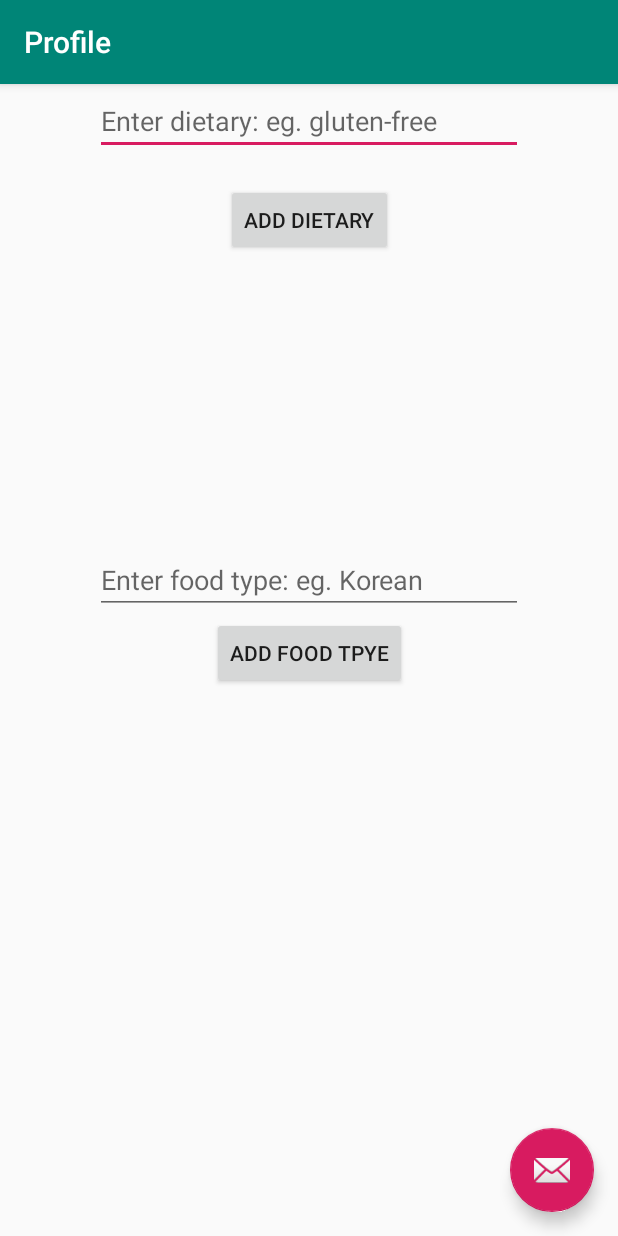
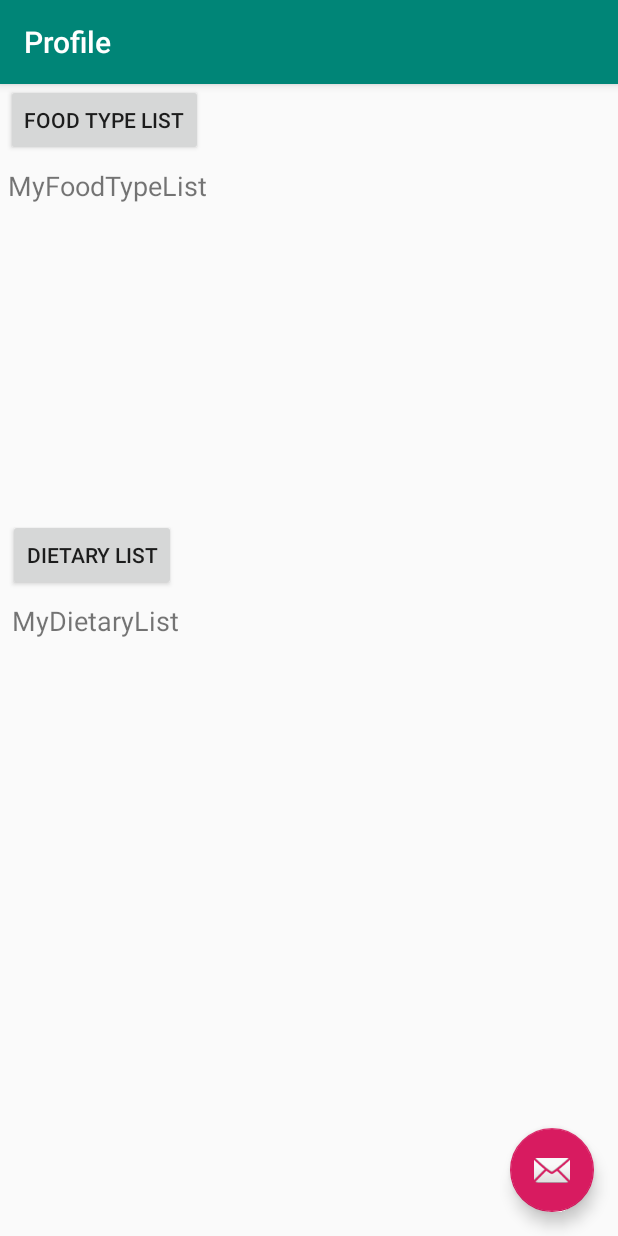
Before and after one commit to Erdi-Kidane/cs130, an Android app: the Profile screen opened directly, with no data from a screen before it, on a phone screen of 412 x 824 dp. Run offline under Robolectric (Android 15) with nearby library versions, the phone set to English and light mode, and no system bars.

Commit message:
added dropdown list

```diff
--- a/spinIt/app/src/main/java/com/example/spinit/DietaryList.java
+++ /dev/null
@@ -1,4 +0,0 @@
-package com.example.spinit;
-
-public class Dietary {
-}
--- a/spinIt/app/src/main/java/com/example/spinit/FoodTypeList.java
+++ /dev/null
@@ -1,4 +0,0 @@
-package com.example.spinit;
-
-public class FoodTypeList {
-}
--- a/spinIt/app/src/main/java/com/example/spinit/Profile.java
+++ b/spinIt/app/src/main/java/com/example/spinit/Profile.java
@@ -1,3 +1,4 @@
+//working
 package com.example.spinit;
 
 import android.os.Bundle;
@@ -5,33 +6,35 @@ import android.os.Bundle;
 import com.google.android.material.floatingactionbutton.FloatingActionButton;
 import com.google.android.material.snackbar.Snackbar;
 
+import androidx.appcompat.app.AlertDialog;
 import androidx.appcompat.app.AppCompatActivity;
 import androidx.appcompat.widget.Toolbar;
 
 import android.view.View;
-import android.widget.ArrayAdapter;
 import android.widget.Button;
-import android.widget.EditText;
-import android.widget.ListView;
-import android.widget.Toast;
+import android.widget.TextView;
+
+import android.content.DialogInterface;
 
 import java.util.ArrayList;
-import java.util.HashSet;
-import java.util.Set;
 
 public class Profile extends AppCompatActivity {
-    private Button savePrefButton;
-    ArrayList<String> addPrefList = new ArrayList<>();
-    EditText pref;
-    ListView showPref;
-    Set<String> prefNoDuplication = new HashSet<>();
 
-    private Button saveFoodButton;
-    ArrayList<String> addFoodList = new ArrayList<>();
-    EditText foodpref;
-    ListView showFoodPref;
+    Button foodBtn;
+    TextView showSelectedFood;
+    String[] listItems;
+    boolean[] checkedItems;
+    ArrayList<Integer> kUserItems = new ArrayList<>();
+    ArrayList<String> foodListChosen = new ArrayList<>();
 
-    Set<String> foodNoDuplication = new HashSet<>();
+
+    Button dietaryBtn;
+    TextView showSelectedDietary;
+    String[] dietaryItems;
+    boolean[] checkedDietaryItems;
+    ArrayList<Integer> kUserItems2 = new ArrayList<>();
+    ArrayList<String> dietaryListChosen = new ArrayList<>();
+
 
     @Override
     protected void onCreate(Bundle savedInstanceState) {
@@ -49,69 +52,175 @@ public class Profile extends AppCompatActivity {
             }
         });
 
+        foodBtn = (Button) findViewById(R.id.foodTypeBtn);
+        showSelectedFood = (TextView) findViewById((R.id.selectedFood));
 
-        showPref = (ListView) findViewById((R.id.prefListView));
-        pref = (EditText) findViewById((R.id.preftxt));
-        savePrefButton = (Button)findViewById(R.id.prefButton);
-        savePrefButton.setOnClickListener(new View.OnClickListener() {
+        listItems = getResources().getStringArray(R.array.food_types);
+        checkedItems = new boolean[listItems.length];
+
+        foodBtn.setOnClickListener(new View.OnClickListener() {
             @Override
             public void onClick(View v) {
-                String getInput = pref.getText().toString();
+                AlertDialog.Builder mBuilder = new AlertDialog.Builder(Profile.this);
+                mBuilder.setTitle("Available Food Types");
+                mBuilder.setMultiChoiceItems(listItems, checkedItems, new DialogInterface.OnMultiChoiceClickListener() {
+                    @Override
+                    public void onClick(DialogInterface dialog, int which, boolean isChecked) {
+                        if(isChecked) {
+//                            which is the position
+                            kUserItems.add(which);
+                            foodListChosen.add(listItems[which]);
+                        }
+                        else if(kUserItems.contains(which))
+                        {
+//                            unchecking the items
+                            foodListChosen.remove(listItems[which]);
+                            kUserItems.remove(Integer.valueOf(which));
 
-//                invalid empty input
-                if(getInput == null || getInput.trim().equals(""))
+                        }
+
+                    }
+                });
+                mBuilder.setCancelable(false);
+                mBuilder.setPositiveButton("OK", new DialogInterface.OnClickListener() {
+                    @Override
+                    public void onClick(DialogInterface dialog, int which) {
+//                        printing the selected items
+                        String item = "";
+                        for(int i=0; i<kUserItems.size(); i++)
                         {
-                    Toast.makeText(getBaseContext(), "Empty preference cannot be added.", Toast.LENGTH_LONG).show();
+                            item = item + listItems[kUserItems.get(i)];
+                            if(i!=kUserItems.size()-1)  // not last item, add comma
+                            {
+                                item = item + ", ";
                             }
-//                ignore duplications
-                else if(prefNoDuplication.contains(getInput))
+
+                        }
+                        showSelectedFood.setText(item);
+                    }
+                });
+
+//                create other buttons
+//                clear all button
+                mBuilder.setNeutralButton("Clear", new DialogInterface.OnClickListener() {
+                    @Override
+                    public void onClick(DialogInterface dialog, int which) {
+                        for(int i=0; i<checkedItems.length; i++)
                         {
-                    Toast.makeText(getBaseContext(), "This preference is already added.", Toast.LENGTH_LONG).show();
+                            checkedItems[i] = false;
+                            kUserItems.clear();
+                            showSelectedFood.setText("");
+                            foodListChosen.clear();
                         }
-//                add to the preference list
-                else
-                {
-                    prefNoDuplication.add(getInput);
-                    addPrefList.add(getInput);
-                    ArrayAdapter<String> adapter = new ArrayAdapter<String>(Profile.this, android.R.layout.simple_list_item_1, addPrefList);
-                    showPref.setAdapter(adapter);
-                    ((EditText)findViewById(R.id.preftxt)).setText("");
                     }
+                });
+//                Dimiss button
+                mBuilder.setNegativeButton("Dimiss", new DialogInterface.OnClickListener() {
+                    @Override
+                    public void onClick(DialogInterface dialog, int which) {
+                        dialog.dismiss();
+                    }
+                });
+
+                AlertDialog foodDialog = mBuilder.create();
+                foodDialog.show();
+
             }
         });
 
 
 
-        showFoodPref = (ListView) findViewById((R.id.foodList));
-        foodpref = (EditText) findViewById((R.id.foodType));
-        saveFoodButton = (Button)findViewById(R.id.foodButton);
-        saveFoodButton.setOnClickListener(new View.OnClickListener() {
+
+
+        dietaryBtn = (Button) findViewById(R.id.dietaryBtn);
+        showSelectedDietary = (TextView) findViewById((R.id.selectedDietary));
+
+        dietaryItems = getResources().getStringArray(R.array.dietary_types);
+        checkedDietaryItems = new boolean[dietaryItems.length];
+
+        dietaryBtn.setOnClickListener(new View.OnClickListener() {
             @Override
             public void onClick(View v) {
-                String getInput = foodpref.getText().toString();
+                AlertDialog.Builder mBuilder = new AlertDialog.Builder(Profile.this);
+                mBuilder.setTitle("Available Dietary Types");
+                mBuilder.setMultiChoiceItems(dietaryItems, checkedDietaryItems, new DialogInterface.OnMultiChoiceClickListener() {
+                    @Override
+                    public void onClick(DialogInterface dialog, int which, boolean isChecked) {
+                        if(isChecked) {
+//                            which is the position
+                            kUserItems2.add(which);
+                            dietaryListChosen.add(dietaryItems[which]);
+                        }
+                        else if(kUserItems2.contains(which))
+                        {
+//                            unchecking the items
+                            dietaryListChosen.remove(dietaryItems[which]);
+                            kUserItems2.remove(Integer.valueOf(which));
 
-//                invalid empty input
-                if(getInput == null || getInput.trim().equals(""))
+                        }
+
+                    }
+                });
+                mBuilder.setCancelable(false);
+                mBuilder.setPositiveButton("OK", new DialogInterface.OnClickListener() {
+                    @Override
+                    public void onClick(DialogInterface dialog, int which) {
+//                        printing the selected items
+                        String item = "";
+                        for(int i=0; i<kUserItems2.size(); i++)
                         {
-                    Toast.makeText(getBaseContext(), "Empty food type cannot be added.", Toast.LENGTH_LONG).show();
+                            item = item + dietaryItems[kUserItems2.get(i)];
+                            if(i!=kUserItems2.size()-1)  // not last item, add comma
+                            {
+                                item = item + ", ";
                             }
-//                ignore duplications
-                else if(foodNoDuplication.contains(getInput))
+
+                        }
+                        showSelectedDietary.setText(item);
+                    }
+                });
+
+//                create other buttons
+//                clear all button
+                mBuilder.setNeutralButton("Clear", new DialogInterface.OnClickListener() {
+                    @Override
+                    public void onClick(DialogInterface dialog, int which) {
+                        for(int i=0; i<checkedDietaryItems.length; i++)
                         {
-                    Toast.makeText(getBaseContext(), "This food type is already added.", Toast.LENGTH_LONG).show();
-                }
-//                add to the preference list
-                else
-                {
-                    foodNoDuplication.add(getInput);
-                    addFoodList.add(getInput);
-                    ArrayAdapter<String> adapter = new ArrayAdapter<String>(Profile.this, android.R.layout.simple_list_item_1, addFoodList);
-                    showFoodPref.setAdapter(adapter);
-                    ((EditText)findViewById(R.id.foodType)).setText("");
+                            checkedDietaryItems[i] = false;
+                            kUserItems2.clear();
+                            showSelectedDietary.setText("");
+                            dietaryListChosen.clear();
                         }
                     }
                 });
-        //
+//                Dimiss button
+                mBuilder.setNegativeButton("Dimiss", new DialogInterface.OnClickListener() {
+                    @Override
+                    public void onClick(DialogInterface dialog, int which) {
+                        dialog.dismiss();
+                    }
+                });
+
+                AlertDialog dietaryDialog = mBuilder.create();
+                dietaryDialog.show();
+
+            }
+        });
+
+
     }
 
+    public ArrayList<String> getFoodList()
+    {
+        return foodListChosen;
     }
+
+    public ArrayList<String> getDietaryList()
+    {
+        return dietaryListChosen;
+    }
+
+
+
+}
--- a/spinIt/app/src/main/res/layout/activity_profile.xml
+++ b/spinIt/app/src/main/res/layout/activity_profile.xml
@@ -20,9 +20,7 @@
 
     </com.google.android.material.appbar.AppBarLayout>
 
-    <include
-        android:id="@+id/include"
-        layout="@layout/content_profile" />
+    <include layout="@layout/content_profile" />
 
     <com.google.android.material.floatingactionbutton.FloatingActionButton
         android:id="@+id/fab"
@@ -33,87 +31,60 @@
         app:srcCompat="@android:drawable/ic_dialog_email" />
 
     <androidx.constraintlayout.widget.ConstraintLayout
-        android:id="@+id/constraintLayout"
         android:layout_width="match_parent"
-        android:layout_height="match_parent"
-        app:layout_anchor="@+id/constraintLayout"
-        app:layout_anchorGravity="center">
+        android:layout_height="match_parent">
 
-        <EditText
-            android:id="@+id/preftxt"
-            android:layout_width="285dp"
-            android:layout_height="42dp"
-            android:layout_marginStart="76dp"
+        <Button
+            android:id="@+id/foodTypeBtn"
+            android:layout_width="wrap_content"
+            android:layout_height="wrap_content"
+            android:layout_alignParentTop="true"
+            android:layout_centerHorizontal="true"
+            android:layout_marginStart="4dp"
             android:layout_marginTop="56dp"
-            android:layout_marginEnd="76dp"
-            android:layout_marginBottom="13dp"
-            android:ems="10"
-            android:hint="Enter dietary: eg. gluten-free"
-            android:inputType="textPersonName"
-            app:layout_constraintBottom_toTopOf="@+id/prefButton"
-            app:layout_constraintEnd_toEndOf="parent"
+            android:text="Food Type List"
             app:layout_constraintStart_toStartOf="parent"
             app:layout_constraintTop_toTopOf="parent" />
 
+        <TextView
+            android:id="@+id/selectedFood"
+            android:layout_width="401dp"
+            android:layout_height="179dp"
+            android:layout_marginStart="7dp"
+            android:layout_marginTop="7dp"
+            android:layout_marginEnd="7dp"
+            android:text="MyFoodTypeList"
+            android:textSize="18sp"
+            app:layout_constraintEnd_toEndOf="parent"
+            app:layout_constraintStart_toStartOf="parent"
+            app:layout_constraintTop_toBottomOf="@+id/foodTypeBtn" />
+
         <Button
-            android:id="@+id/prefButton"
+            android:id="@+id/dietaryBtn"
             android:layout_width="wrap_content"
             android:layout_height="wrap_content"
-            android:layout_marginStart="150dp"
-            android:layout_marginEnd="150dp"
-            android:layout_marginBottom="13dp"
-            android:text="Add Dietary"
-            app:layout_constraintBottom_toTopOf="@+id/prefListView"
+            android:layout_marginStart="4dp"
+            android:layout_marginTop="55dp"
+            android:layout_marginEnd="294dp"
+            android:text="Dietary List"
             app:layout_constraintEnd_toEndOf="parent"
             app:layout_constraintStart_toStartOf="parent"
-            app:layout_constraintTop_toBottomOf="@+id/preftxt" />
+            app:layout_constraintTop_toBottomOf="@+id/selectedFood" />
 
-        <ListView
-            android:id="@+id/prefListView"
-            android:layout_width="365dp"
-            android:layout_height="162dp"
-            app:layout_constraintBottom_toBottomOf="parent"
+        <TextView
+            android:id="@+id/selectedDietary"
+            android:layout_width="396dp"
+            android:layout_height="176dp"
+            android:layout_marginStart="7dp"
+            android:layout_marginTop="7dp"
+            android:layout_marginEnd="7dp"
+            android:text="MyDietaryList"
+            android:textSize="18sp"
             app:layout_constraintEnd_toEndOf="parent"
             app:layout_constraintStart_toStartOf="parent"
-            app:layout_constraintTop_toBottomOf="@+id/preftxt"
-            app:layout_constraintVertical_bias="0.154" />
+            app:layout_constraintTop_toBottomOf="@+id/dietaryBtn" />
 
-        <Button
-            android:id="@+id/foodButton"
-            android:layout_width="wrap_content"
-            android:layout_height="wrap_content"
-            android:layout_marginStart="154dp"
-            android:layout_marginTop="60dp"
-            android:layout_marginEnd="154dp"
-            android:text="Add Food Tpye"
-            app:layout_constraintEnd_toEndOf="parent"
-            app:layout_constraintStart_toStartOf="parent"
-            app:layout_constraintTop_toBottomOf="@+id/prefListView" />
 
-        <ListView
-            android:id="@+id/foodList"
-            android:layout_width="358dp"
-            android:layout_height="192dp"
-            android:layout_marginStart="37dp"
-            android:layout_marginTop="8dp"
-            android:layout_marginEnd="37dp"
-            app:layout_constraintEnd_toEndOf="parent"
-            app:layout_constraintStart_toStartOf="parent"
-            app:layout_constraintTop_toBottomOf="@+id/foodButton" />
-
-        <EditText
-            android:id="@+id/foodType"
-            android:layout_width="285dp"
-            android:layout_height="42dp"
-            android:layout_marginStart="64dp"
-            android:layout_marginEnd="64dp"
-            android:layout_marginBottom="2dp"
-            android:ems="10"
-            android:hint="Enter food type: eg. Korean"
-            android:inputType="textPersonName"
-            app:layout_constraintBottom_toTopOf="@+id/foodButton"
-            app:layout_constraintEnd_toEndOf="parent"
-            app:layout_constraintStart_toStartOf="parent" />
     </androidx.constraintlayout.widget.ConstraintLayout>
 
 </androidx.coordinatorlayout.widget.CoordinatorLayout>
--- a/spinIt/app/src/main/res/values/strings.xml
+++ b/spinIt/app/src/main/res/values/strings.xml
@@ -4,4 +4,41 @@
     <string name="title_activity_spinner">Spinner</string>
     <string name="title_activity_rooms">Rooms</string>
     <string name="title_activity_profile">Profile</string>
+
+    <string-array name="food_types">
+        <item>Bakeries</item>
+        <item>Beer, Wine and Spirits</item>
+        <item>Breweries</item>
+        <item>Coffee and Tea</item>
+        <item>Coffee Roasteries</item>
+        <item>Desserts</item>
+        <item>Distilleries</item>
+        <item>Farmers Market</item>
+        <item>Food Delivery Services</item>
+        <item>Food Trucks</item>
+        <item>Grocery</item>
+        <item>Ice Cream and Frozen Yogurt</item>
+        <item>Imported Food</item>
+        <item>International Grocery</item>
+        <item>Internet Cafes</item>
+        <item>Juice Bars and Smoothies</item>
+        <item>Organic Stores</item>
+        <item>Poke</item>
+        <item>Street Vendors</item>
+        <item>Tea Rooms</item>
+    </string-array>
+
+    <string-array name="dietary_types">
+        <item>Low Carb</item>
+        <item>High Protein</item>
+        <item>Low/No Sodium</item>
+        <item>Gluten Free</item>
+        <item>Lactose Free</item>
+        <item>Diabetic</item>
+        <item>Vegetrian</item>
+        <item>Paleo</item>
+        <item>Vegan</item>
+        <item>Nut Free</item>
+        <item>Pescetarian</item>
+    </string-array>
 </resources>
```
Also changed, not shown: 1 other file. Lines whose indentation alone changed are shown as unchanged.
